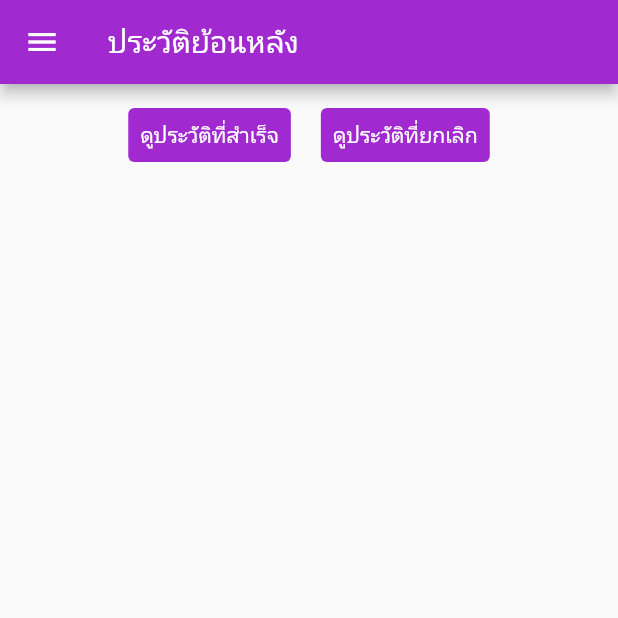
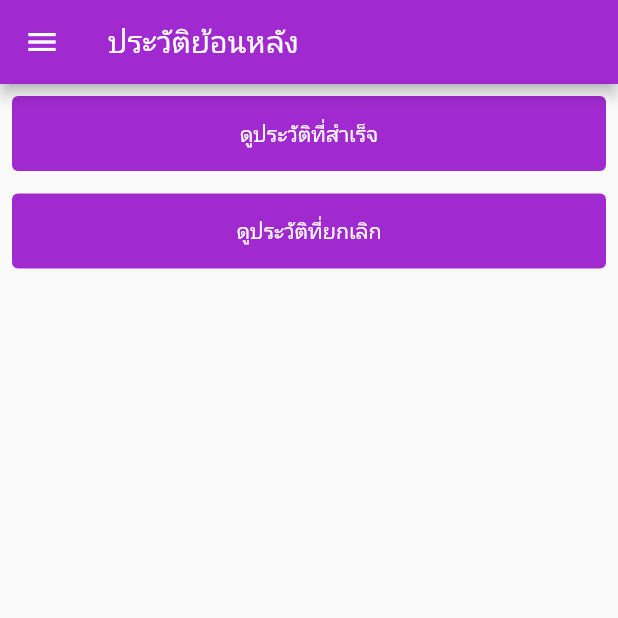
Before and after one commit to asanmankaket/appsan2, a Flutter app: the BackUp screen opened by its route, on a phone screen of 412 x 824 dp, the top half of it. Run offline on Flutter 3.47's test engine with Material 2 defaults, Android fonts, the phone set to English and light mode, and no system bars; our stand-ins replace flutter_easyloading, google_maps_flutter, image_picker, numberpicker, shared_preferences; missing offline and left inert: age_calculator; accounts and stored records are empty; project files that could hold a hidden picture were left out.

Commit message:
แก้ไขเรื่อง avg

```diff
--- a/lib/configs/api.dart
+++ b/lib/configs/api.dart
@@ -103,13 +103,15 @@ Future<dynamic> getdata(int idPage) async {
 }
 
 Future<dynamic> getAvg() async {
-  Uri url = Uri.parse('http://206.189.92.71:3200/api/mentor/findAvg');
+  Uri url = Uri.parse(
+      'http://206.189.92.71:3200/api/mentor/findAvg'); //รับค่ามาจากiduser หรือตัวที่แชร์มาจากหน้าlogin ส่งไปยังurlเพื่อเช็คว่าคนนี้มีนัดหมายใครบ้าง
+//รับค่ามาจากiduser หรือตัวที่แชร์มาจากหน้าlogin ส่งไปยังurlเพื่อเช็คว่าคนนี้มีนัดหมายใครบ้าง
   return await http
       .get(
     url,
   )
       .then(
-    (req) async {
+    (req) {
       if (req.statusCode == 200) {
         var data = jsonDecode(req.body);
         return data;
--- a/lib/views/booking/backup.dart
+++ b/lib/views/booking/backup.dart
@@ -13,13 +13,12 @@ class BackUp extends StatelessWidget {
         title: const Text('ประวัติย้อนหลัง'),
         backgroundColor: const Color.fromARGB(255, 160, 42, 207),
       ),
-      body: Column(children: [
+      body: ListView(
+        padding: const EdgeInsets.all(8),
+        children: <Widget>[
           Container(
-          padding: const EdgeInsets.all(10),
-          child: Row(
-            mainAxisAlignment: MainAxisAlignment.center,
-            children: [
-              TextButton(
+            height: 50,
+            child: TextButton(
               onPressed: (() {
                 Navigator.push(
                     context,
@@ -32,8 +31,11 @@ class BackUp extends StatelessWidget {
                   backgroundColor: const Color.fromARGB(255, 160, 42, 207),
                   primary: Colors.white),
             ),
-              const SizedBox(width: 20),
-              TextButton(
+          ),
+          SizedBox(height: 15),
+          Container(
+            height: 50,
+            child: TextButton(
               onPressed: (() {
                 Navigator.push(
                     context,
@@ -48,10 +50,9 @@ class BackUp extends StatelessWidget {
                   backgroundColor: const Color.fromARGB(255, 160, 42, 207),
                   primary: Colors.white),
             ),
+          ),
         ],
       ),
-        ),
-      ]),
       drawer: const SideMenu(),
     );
   }
```
Also changed, not shown: lib/views/booking/edit_view [main]/edit_data.dart (+32 -11 lines). Lines whose indentation alone changed are shown as unchanged.
